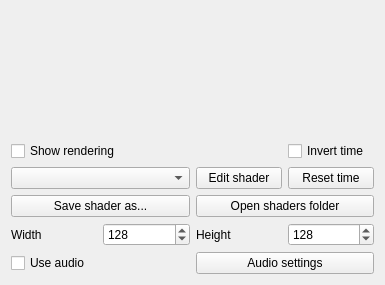
Before: the Qt Designer form Effects/Shaders/Shaders.ui in DLdota/OpenRGBEffectsPlugin, drawn with Qt 5.
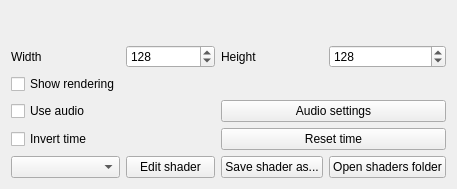
After: the same form once the commit is applied.

Commit message: Review shaders ui

What changed in the file:
```diff
--- a/Effects/Shaders/Shaders.ui
+++ b/Effects/Shaders/Shaders.ui
@@ -6,8 +6,8 @@
    <rect>
     <x>0</x>
     <y>0</y>
-    <width>385</width>
-    <height>285</height>
+    <width>457</width>
+    <height>189</height>
    </rect>
   </property>
   <property name="sizePolicy">
@@ -19,61 +19,34 @@
   <property name="windowTitle">
    <string>Form</string>
   </property>
-  <layout class="QGridLayout" name="gridLayout" rowstretch="0,0,0,0,0,0,0" columnstretch="0,0,0,0">
+  <layout class="QGridLayout" name="gridLayout" rowstretch="0,0,0,0,0,0,0,0,0" columnstretch="0,0,0,0">
    <property name="sizeConstraint">
     <enum>QLayout::SetDefaultConstraint</enum>
    </property>
-   <item row="3" column="0" colspan="2">
+   <item row="5" column="0">
     <widget class="QComboBox" name="shaders"/>
    </item>
-   <item row="3" column="3">
+   <item row="5" column="2">
+    <widget class="QPushButton" name="save_shader_as">
+     <property name="text">
+      <string>Save shader as...</string>
+     </property>
+    </widget>
+   </item>
+   <item row="4" column="2" colspan="2">
     <widget class="QPushButton" name="time_reset">
      <property name="text">
       <string>Reset time</string>
      </property>
     </widget>
    </item>
-   <item row="2" column="3">
-    <widget class="QCheckBox" name="invert_time">
-     <property name="text">
-      <string>Invert time</string>
-     </property>
-    </widget>
-   </item>
-   <item row="2" column="0" colspan="3">
-    <widget class="QCheckBox" name="show_rendering">
-     <property name="text">
-      <string>Show rendering</string>
-     </property>
-    </widget>
-   </item>
-   <item row="3" column="2">
+   <item row="5" column="1">
     <widget class="QPushButton" name="edit">
      <property name="text">
       <string>Edit shader</string>
      </property>
     </widget>
    </item>
-   <item row="5" column="0">
-    <widget class="QLabel" name="label">
-     <property name="text">
-      <string>Width</string>
-     </property>
-    </widget>
-   </item>
-   <item row="5" column="1">
-    <widget class="QSpinBox" name="width">
-     <property name="minimum">
-      <number>1</number>
-     </property>
-     <property name="maximum">
-      <number>512</number>
-     </property>
-     <property name="value">
-      <number>128</number>
-     </property>
-    </widget>
-   </item>
    <item row="0" column="0" colspan="4">
     <widget class="QLabel" name="preview">
      <property name="text">
@@ -81,54 +54,81 @@
      </property>
     </widget>
    </item>
-   <item row="5" column="2">
-    <widget class="QLabel" name="label_2">
-     <property name="text">
-      <string>Height</string>
-     </property>
-    </widget>
-   </item>
-   <item row="5" column="3">
-    <widget class="QSpinBox" name="height">
-     <property name="minimum">
-      <number>1</number>
-     </property>
-     <property name="maximum">
-      <number>512</number>
-     </property>
-     <property name="value">
-      <number>128</number>
-     </property>
-    </widget>
-   </item>
-   <item row="6" column="2" colspan="2">
-    <widget class="QPushButton" name="audio_settings">
-     <property name="text">
-      <string>Audio settings</string>
-     </property>
-    </widget>
-   </item>
-   <item row="6" column="0" colspan="2">
+   <item row="3" column="0" colspan="2">
     <widget class="QCheckBox" name="use_audio">
      <property name="text">
       <string>Use audio</string>
      </property>
     </widget>
    </item>
+   <item row="1" column="3">
+    <widget class="QSpinBox" name="height">
+     <property name="minimum">
+      <number>1</number>
+     </property>
+     <property name="maximum">
+      <number>512</number>
+     </property>
+     <property name="value">
+      <number>128</number>
+     </property>
+    </widget>
+   </item>
+   <item row="2" column="0">
+    <widget class="QCheckBox" name="show_rendering">
+     <property name="text">
+      <string>Show rendering</string>
+     </property>
+    </widget>
+   </item>
    <item row="4" column="0" colspan="2">
-    <widget class="QPushButton" name="save_shader_as">
+    <widget class="QCheckBox" name="invert_time">
      <property name="text">
-      <string>Save shader as...</string>
+      <string>Invert time</string>
      </property>
     </widget>
    </item>
-   <item row="4" column="2" colspan="2">
+   <item row="1" column="0">
+    <widget class="QLabel" name="label">
+     <property name="text">
+      <string>Width</string>
+     </property>
+    </widget>
+   </item>
+   <item row="5" column="3">
     <widget class="QPushButton" name="open_shaders_folder">
      <property name="text">
       <string>Open shaders folder</string>
      </property>
     </widget>
    </item>
+   <item row="1" column="2">
+    <widget class="QLabel" name="label_2">
+     <property name="text">
+      <string>Height</string>
+     </property>
+    </widget>
+   </item>
+   <item row="3" column="2" colspan="2">
+    <widget class="QPushButton" name="audio_settings">
+     <property name="text">
+      <string>Audio settings</string>
+     </property>
+    </widget>
+   </item>
+   <item row="1" column="1">
+    <widget class="QSpinBox" name="width">
+     <property name="minimum">
+      <number>1</number>
+     </property>
+     <property name="maximum">
+      <number>512</number>
+     </property>
+     <property name="value">
+      <number>128</number>
+     </property>
+    </widget>
+   </item>
   </layout>
  </widget>
  <tabstops>
```
Left out of the diff: 8 changed lines with no effect on the pictures.
